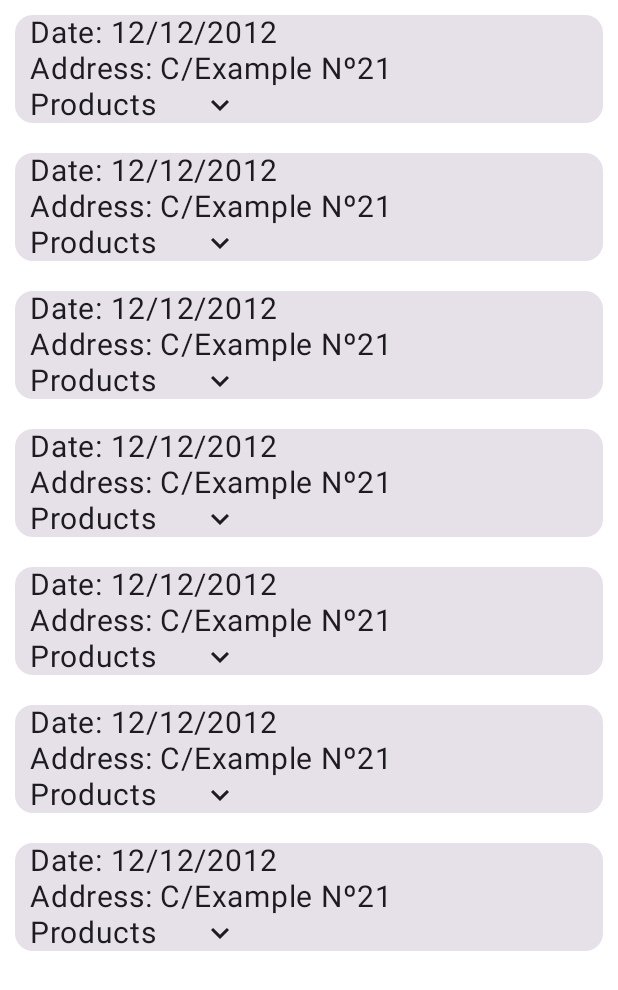
After one commit to pedro-marin-sanchis/Reto_Bluemoon_AndroidApp, an Android app built with Jetpack Compose: the composable OrderScreen shown on its own in the app's theme, on a phone screen of 412 x 824 dp. The commit adds this screen. Shown: the top 990 px of the screen. Run offline under Robolectric (Android 15) with nearby library versions, the phone set to English and light mode, and no system bars; 8 statements that could not run were skipped.

Commit message:
ST-48 order screen finished

```diff
--- a/app/src/main/java/com/uguinformatica/bluemoon/androidapp/MainActivity.kt
+++ b/app/src/main/java/com/uguinformatica/bluemoon/androidapp/MainActivity.kt
@@ -2,23 +2,17 @@ package com.uguinformatica.bluemoon.androidapp
 
 import android.annotation.SuppressLint
 import android.os.Bundle
-import android.widget.ImageButton
 import androidx.activity.ComponentActivity
 import androidx.activity.compose.setContent
 import androidx.activity.viewModels
-import androidx.compose.ui.Alignment.Companion.End
 import androidx.compose.foundation.Image
 import androidx.compose.foundation.layout.Spacer
 import androidx.compose.foundation.layout.fillMaxSize
-import androidx.compose.foundation.layout.fillMaxWidth
 import androidx.compose.foundation.layout.padding
 import androidx.compose.foundation.layout.size
 import androidx.compose.material.icons.Icons
-import androidx.compose.material.icons.automirrored.filled.Logout
 import androidx.compose.material.icons.filled.AccountBox
-import androidx.compose.material.icons.filled.Calculate
 import androidx.compose.material.icons.filled.Close
-import androidx.compose.material.icons.filled.CreditCard
 import androidx.compose.material.icons.filled.CurrencyExchange
 import androidx.compose.material.icons.filled.House
 import androidx.compose.material.icons.filled.Shop
@@ -44,7 +38,6 @@ import androidx.compose.runtime.getValue
 import androidx.compose.runtime.mutableStateOf
 import androidx.compose.runtime.remember
 import androidx.compose.runtime.rememberCoroutineScope
-import androidx.compose.runtime.saveable.rememberSaveable
 import androidx.compose.runtime.setValue
 import androidx.compose.ui.Modifier
 import androidx.compose.ui.graphics.Color
@@ -54,16 +47,10 @@ import androidx.compose.ui.unit.dp
 import androidx.navigation.NavController
 import androidx.navigation.compose.rememberNavController
 import com.uguinformatica.bluemoon.androidapp.theme.BlueMoon_aplicationTheme
-import com.uguinformatica.bluemoon.androidapp.theme.md_theme_dark_tertiary
 import com.uguinformatica.bluemoon.androidapp.theme.md_theme_dark_tertiaryContainer
-import com.uguinformatica.bluemoon.androidapp.theme.md_theme_light_onTertiary
-import com.uguinformatica.bluemoon.androidapp.theme.md_theme_light_primary
-import com.uguinformatica.bluemoon.androidapp.theme.md_theme_light_primaryContainer
 import com.uguinformatica.bluemoon.androidapp.theme.md_theme_light_secondary
 import com.uguinformatica.bluemoon.androidapp.theme.md_theme_light_secondaryContainer
-import com.uguinformatica.bluemoon.androidapp.theme.md_theme_light_tertiary
-import com.uguinformatica.bluemoon.androidapp.ui.screens.ProductScreen
-import com.uguinformatica.bluemoon.androidapp.ui.screens.SimulationScreen
+import com.uguinformatica.bluemoon.androidapp.ui.screens.OrderScreen
 import com.uguinformatica.bluemoon.androidapp.ui.viewmodels.SimulationViewModel
 import kotlinx.coroutines.launch
 
@@ -91,7 +78,8 @@ fun MyScaffold(simulationViewModel: SimulationViewModel, navController: NavContr
         topBar = { MyTopAppBar(drawerState) }
     ) {
         //SimulationScreen(it, simulationViewModel)
-        ProductScreen(it)
+        //ProductScreen(it)
+        OrderScreen(paddingValues = it)
     }
 }
 
@@ -153,7 +141,7 @@ private fun MyModalNavigation(drawerValue: DrawerState, navController: NavContro
                 NavigationDrawerItem(
                     modifier = Modifier.padding(10.dp),
                     icon = { Icon(imageVector = Icons.Default.House, contentDescription = "UserData") },
-                    label = { Text(text = "User Data", color = Color.White) },
+                    label = { Text(text = "User Data") },
                     selected =  isSelected == "User Data",
                     onClick = {
                         isSelected = "User Data"
@@ -169,7 +157,7 @@ private fun MyModalNavigation(drawerValue: DrawerState, navController: NavContro
                 NavigationDrawerItem(
                     modifier = Modifier.padding(10.dp),
                     icon = { Icon(imageVector = Icons.Default.CurrencyExchange, contentDescription = "Simulation") },
-                    label = { Text(text = "Simulator", color = Color.White) },
+                    label = { Text(text = "Simulator") },
                     selected = isSelected == "Simulator",
                     onClick = {
                         isSelected = "Simulator"
@@ -185,7 +173,7 @@ private fun MyModalNavigation(drawerValue: DrawerState, navController: NavContro
                 NavigationDrawerItem(
                     modifier = Modifier.padding(10.dp),
                     icon = { Icon(imageVector = Icons.Default.Shop, contentDescription = "Products") },
-                    label = { Text(text = "Products", color = Color.White) },
+                    label = { Text(text = "Products") },
                     selected = isSelected == "Products",
                     onClick = {
                         isSelected = "Products"
@@ -201,7 +189,7 @@ private fun MyModalNavigation(drawerValue: DrawerState, navController: NavContro
                 NavigationDrawerItem(
                     modifier = Modifier.padding(10.dp),
                     icon = { Icon(imageVector = Icons.Filled.AccountBox, contentDescription = "Orders") },
-                    label = { Text(text = "Orders", color = Color.White) },
+                    label = { Text(text = "Orders") },
                     selected = isSelected == "Orders",
                     onClick = {
                         isSelected = "Orders"
@@ -217,7 +205,7 @@ private fun MyModalNavigation(drawerValue: DrawerState, navController: NavContro
                 NavigationDrawerItem(
                     modifier = Modifier.padding(10.dp),
                     icon = { Icon(imageVector = Icons.Default.Close, contentDescription = "Close") },
-                    label = { Text(text = "Close", color = Color.White) },
+                    label = { Text(text = "Close") },
                     selected = isSelected == "Close",
                     onClick = {
                         isSelected = ""
@@ -242,6 +230,8 @@ fun drawerItemColors(): NavigationDrawerItemColors {
         unselectedContainerColor = md_theme_dark_tertiaryContainer,
         selectedContainerColor = md_theme_light_secondaryContainer,
         selectedIconColor = md_theme_dark_tertiaryContainer,
-        unselectedIconColor = md_theme_light_secondaryContainer
+        unselectedIconColor = md_theme_light_secondaryContainer,
+        selectedTextColor = md_theme_dark_tertiaryContainer,
+        unselectedTextColor = md_theme_light_secondaryContainer
     )
 }
--- /dev/null
+++ b/app/src/main/java/com/uguinformatica/bluemoon/androidapp/domain/models/Order.kt
@@ -0,0 +1,3 @@
+package com.uguinformatica.bluemoon.androidapp.domain.models
+
+data class Order(var date: String, var address: String, var productList: List<Product>)
--- /dev/null
+++ b/app/src/main/java/com/uguinformatica/bluemoon/androidapp/ui/components/OrderComponents/OrderItem.kt
@@ -0,0 +1,75 @@
+package com.uguinformatica.bluemoon.androidapp.ui.components.OrderComponents
+
+import androidx.compose.foundation.clickable
+import androidx.compose.foundation.layout.Row
+import androidx.compose.foundation.layout.Spacer
+import androidx.compose.foundation.layout.padding
+import androidx.compose.foundation.layout.size
+import androidx.compose.material.icons.Icons
+import androidx.compose.material.icons.filled.KeyboardArrowDown
+import androidx.compose.material3.Card
+import androidx.compose.material3.DropdownMenu
+import androidx.compose.material3.DropdownMenuItem
+import androidx.compose.material3.Icon
+import androidx.compose.material3.Text
+import androidx.compose.runtime.Composable
+import androidx.compose.runtime.getValue
+import androidx.compose.runtime.mutableStateOf
+import androidx.compose.runtime.remember
+import androidx.compose.runtime.setValue
+import androidx.compose.ui.Alignment
+import androidx.compose.ui.Modifier
+import androidx.compose.ui.unit.dp
+import androidx.compose.ui.unit.sp
+import com.uguinformatica.bluemoon.androidapp.domain.models.Order
+
+@Composable
+fun OrderItem(order: Order) {
+    var showProduct by remember { mutableStateOf(false) }
+
+    Card(
+        modifier = Modifier
+            .padding(10.dp)
+    ) {
+        Text(
+            text = "Date: ${order.date}",
+            fontSize = 20.sp,
+            modifier = Modifier.padding(start = 10.dp)
+        )
+
+        Text(
+            text = "Address: ${order.address}",
+            fontSize = 20.sp,
+            modifier = Modifier.padding(start = 10.dp)
+        )
+
+        Row(
+            modifier = Modifier
+                .clickable { showProduct = !showProduct }
+                .padding(start = 10.dp),
+            verticalAlignment = Alignment.Bottom
+        ) {
+            Text(
+                text = "Products",
+                fontSize = 20.sp
+            )
+
+            Spacer(modifier = Modifier.size(width = 30.dp, 0.dp))
+            Icon(imageVector = Icons.Filled.KeyboardArrowDown, contentDescription = "")
+
+            DropdownMenu(
+                expanded = showProduct,
+                onDismissRequest = { showProduct = false }
+            ) {
+                order.productList.map {
+                    DropdownMenuItem(
+                        text = {
+                            Text(text = "Name: ${it.name} | Price: ${it.price}$") },
+                        onClick = { /*TODO*/ }
+                    )
+                }
+            }
+        }
+
+    }
+}
--- a/app/src/main/java/com/uguinformatica/bluemoon/androidapp/ui/components/ProductListItem.kt
+++ b/app/src/main/java/com/uguinformatica/bluemoon/androidapp/ui/components/ProductItem.kt
@@ -1,8 +1,6 @@
 package com.uguinformatica.bluemoon.androidapp.ui.components
 
-import android.graphics.drawable.Icon
 import androidx.compose.foundation.Image
-import androidx.compose.foundation.layout.PaddingValues
 import androidx.compose.foundation.layout.Row
 import androidx.compose.foundation.layout.Spacer
 import androidx.compose.foundation.layout.padding
@@ -16,7 +14,6 @@ import androidx.compose.runtime.Composable
 import androidx.compose.ui.Alignment
 import androidx.compose.ui.Modifier
 import androidx.compose.ui.res.painterResource
-import androidx.compose.ui.text.font.FontWeight
 import androidx.compose.ui.unit.dp
 import androidx.compose.ui.unit.sp
 import com.uguinformatica.bluemoon.androidapp.domain.models.Product
--- /dev/null
+++ b/app/src/main/java/com/uguinformatica/bluemoon/androidapp/ui/screens/OrderScreen.kt
@@ -0,0 +1,47 @@
+package com.uguinformatica.bluemoon.androidapp.ui.screens
+
+import androidx.compose.foundation.layout.PaddingValues
+import androidx.compose.foundation.layout.padding
+import androidx.compose.foundation.lazy.staggeredgrid.LazyVerticalStaggeredGrid
+import androidx.compose.foundation.lazy.staggeredgrid.StaggeredGridCells
+import androidx.compose.foundation.lazy.staggeredgrid.items
+import androidx.compose.runtime.Composable
+import androidx.compose.ui.Modifier
+import com.uguinformatica.bluemoon.androidapp.R
+import com.uguinformatica.bluemoon.androidapp.domain.models.Order
+import com.uguinformatica.bluemoon.androidapp.domain.models.Product
+import com.uguinformatica.bluemoon.androidapp.ui.components.OrderComponents.OrderItem
+
+@Composable
+fun OrderScreen(paddingValues: PaddingValues) {
+    LazyVerticalStaggeredGrid(
+        columns = StaggeredGridCells.Fixed(1),
+        content = {
+            items(getOrders()) {index ->
+                OrderItem(order = index)
+            }
+        },
+        modifier = Modifier.padding(paddingValues),
+        userScrollEnabled = true
+    )
+}
+
+fun getOrders(): List<Order> {
+    return listOf(
+        Order("12/12/2012","C/Example Nº21", getProductsOrders()),
+        Order("12/12/2012","C/Example Nº21", getProductsOrders()),
+        Order("12/12/2012","C/Example Nº21", getProductsOrders()),
+        Order("12/12/2012","C/Example Nº21", getProductsOrders()),
+        Order("12/12/2012","C/Example Nº21", getProductsOrders()),
+        Order("12/12/2012","C/Example Nº21", getProductsOrders()),
+        Order("12/12/2012","C/Example Nº21", getProductsOrders()),
+    )
+}
+
+fun getProductsOrders(): List<Product> {
+    return listOf(
+        Product("Ring", "Silver Ring", 49.99f, R.drawable.bluemoonlogo),
+        Product("Ring", "Silver Ring", 49.99f, R.drawable.bluemoonlogo),
+        Product("Ring", "Silver Ring", 49.99f, R.drawable.bluemoonlogo)
+    )
+}
--- a/app/src/main/java/com/uguinformatica/bluemoon/androidapp/ui/screens/UserData.kt
+++ /dev/null
@@ -1,8 +0,0 @@
-package com.uguinformatica.bluemoon.androidapp.ui.screens
-
-import androidx.compose.runtime.Composable
-
-@Composable
-fun UserData() {
-
-}
```
